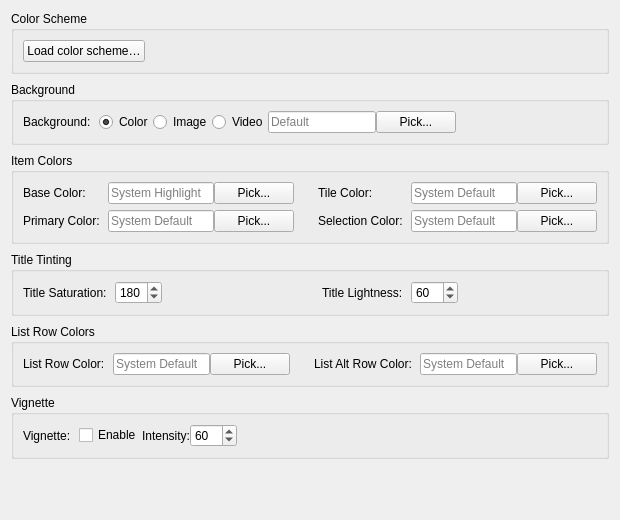
Old version of the form src/ui/dialogs/settings/appearancecolorspanel.ui in the repository EtherAura/Kartend.
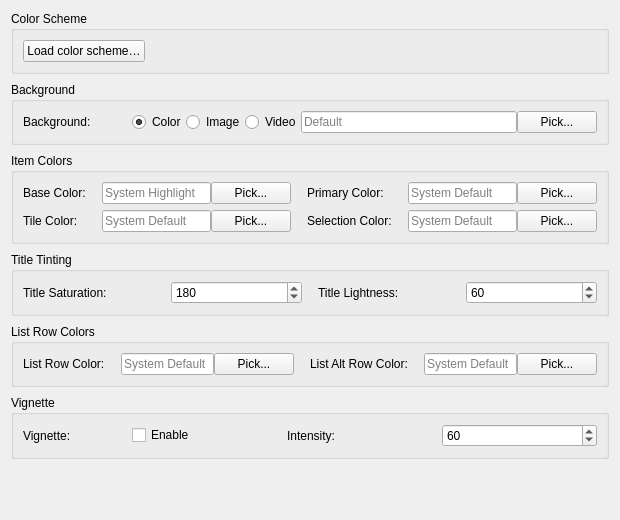
New version of the form.

Commit message: feat(settings): pack section fields into even multi-column grids

```diff
--- a/src/ui/dialogs/settings/appearancecolorspanel.ui
+++ b/src/ui/dialogs/settings/appearancecolorspanel.ui
@@ -34,16 +34,15 @@
    <item>
     <widget class="QGroupBox" name="appearanceBackgroundGroupBox">
      <property name="title"><string>Background</string></property>
-     <layout class="QFormLayout" name="appearanceBackgroundFormLayout">
-      <property name="horizontalSpacing"><number>8</number></property>
+     <layout class="QGridLayout" name="appearanceBackgroundFormLayout">
+      <property name="horizontalSpacing"><number>16</number></property>
       <property name="verticalSpacing"><number>6</number></property>
-      <property name="fieldGrowthPolicy"><enum>QFormLayout::FieldGrowthPolicy::FieldsStayAtSizeHint</enum></property>
       <item row="0" column="0">
        <widget class="QLabel" name="label_background">
         <property name="text"><string>Background:</string></property>
        </widget>
       </item>
-      <item row="0" column="1">
+      <item row="0" column="1" colspan="5">
        <layout class="QHBoxLayout" name="backgroundLayout">
         <item>
          <widget class="QRadioButton" name="backgroundColorRadio">
@@ -82,23 +81,10 @@
    <item>
     <widget class="QGroupBox" name="appearancePaletteGroupBox">
      <property name="title"><string>Item Colors</string></property>
-     <!-- Two-column section: two equal-width column wrappers side by side. -->
-     <layout class="QHBoxLayout" name="appearancePaletteRowLayout">
-      <property name="spacing"><number>24</number></property>
-      <item>
-       <widget class="QWidget" name="appearancePaletteColLeft" native="true">
-        <property name="sizePolicy">
-         <sizepolicy hsizetype="Expanding" vsizetype="Preferred"><horstretch>0</horstretch><verstretch>0</verstretch></sizepolicy>
-        </property>
-        <layout class="QFormLayout" name="appearancePaletteFormLeft">
-         <property name="formAlignment"><set>Qt::AlignmentFlag::AlignLeft|Qt::AlignmentFlag::AlignTop</set></property>
-         <property name="horizontalSpacing"><number>8</number></property>
+     <!-- Four colors in a two-by-two grid (two-column section). -->
+     <layout class="QGridLayout" name="appearancePaletteFormLayout">
+      <property name="horizontalSpacing"><number>16</number></property>
          <property name="verticalSpacing"><number>6</number></property>
-         <property name="leftMargin"><number>0</number></property>
-         <property name="topMargin"><number>0</number></property>
-         <property name="rightMargin"><number>0</number></property>
-         <property name="bottomMargin"><number>0</number></property>
-         <property name="fieldGrowthPolicy"><enum>QFormLayout::FieldGrowthPolicy::FieldsStayAtSizeHint</enum></property>
          <item row="0" column="0"><widget class="QLabel" name="label_baseColor"><property name="text"><string>Base Color:</string></property></widget></item>
          <item row="0" column="1">
           <layout class="QHBoxLayout" name="baseColorLayout">
@@ -106,39 +92,22 @@
            <item><widget class="QPushButton" name="browseColorButton"><property name="text"><string>Pick...</string></property><property name="toolTip"><string>Select a base color</string></property></widget></item>
           </layout>
          </item>
-         <item row="1" column="0"><widget class="QLabel" name="label_primaryColor"><property name="text"><string>Primary Color:</string></property></widget></item>
-         <item row="1" column="1">
+      <item row="0" column="2"><widget class="QLabel" name="label_primaryColor"><property name="text"><string>Primary Color:</string></property></widget></item>
+      <item row="0" column="3">
           <layout class="QHBoxLayout" name="primaryColorLayout">
            <item><widget class="QLineEdit" name="primaryColorEdit"><property name="toolTip"><string>Primary UI color for toolbar and menubar (hex format like #FF5500)</string></property><property name="placeholderText"><string>System Default</string></property></widget></item>
            <item><widget class="QPushButton" name="browsePrimaryColorButton"><property name="text"><string>Pick...</string></property><property name="toolTip"><string>Select primary UI color</string></property></widget></item>
           </layout>
          </item>
-        </layout>
-       </widget>
-      </item>
-      <item>
-       <widget class="QWidget" name="appearancePaletteColRight" native="true">
-        <property name="sizePolicy">
-         <sizepolicy hsizetype="Expanding" vsizetype="Preferred"><horstretch>0</horstretch><verstretch>0</verstretch></sizepolicy>
-        </property>
-        <layout class="QFormLayout" name="appearancePaletteFormRight">
-         <property name="formAlignment"><set>Qt::AlignmentFlag::AlignLeft|Qt::AlignmentFlag::AlignTop</set></property>
-         <property name="horizontalSpacing"><number>8</number></property>
-         <property name="verticalSpacing"><number>6</number></property>
-         <property name="leftMargin"><number>0</number></property>
-         <property name="topMargin"><number>0</number></property>
-         <property name="rightMargin"><number>0</number></property>
-         <property name="bottomMargin"><number>0</number></property>
-         <property name="fieldGrowthPolicy"><enum>QFormLayout::FieldGrowthPolicy::FieldsStayAtSizeHint</enum></property>
-         <item row="0" column="0"><widget class="QLabel" name="label_tileColor"><property name="text"><string>Tile Color:</string></property></widget></item>
-         <item row="0" column="1">
+      <item row="1" column="0"><widget class="QLabel" name="label_tileColor"><property name="text"><string>Tile Color:</string></property></widget></item>
+      <item row="1" column="1">
           <layout class="QHBoxLayout" name="tileColorLayout">
            <item><widget class="QLineEdit" name="tileColorEdit"><property name="toolTip"><string>Color for item tiles and placeholders (hex format like #FF5500)</string></property><property name="placeholderText"><string>System Default</string></property></widget></item>
            <item><widget class="QPushButton" name="browseTileColorButton"><property name="text"><string>Pick...</string></property><property name="toolTip"><string>Select tile color</string></property></widget></item>
           </layout>
          </item>
-         <item row="1" column="0"><widget class="QLabel" name="label_selectionColor"><property name="text"><string>Selection Color:</string></property></widget></item>
-         <item row="1" column="1">
+      <item row="1" column="2"><widget class="QLabel" name="label_selectionColor"><property name="text"><string>Selection Color:</string></property></widget></item>
+      <item row="1" column="3">
           <layout class="QHBoxLayout" name="selectionColorLayout">
            <item><widget class="QLineEdit" name="selectionColorEdit"><property name="toolTip"><string>Color for selection rectangle and glide animation border (hex format like #FF5500)</string></property><property name="placeholderText"><string>System Default</string></property></widget></item>
            <item><widget class="QPushButton" name="browseSelectionColorButton"><property name="text"><string>Pick...</string></property><property name="toolTip"><string>Select selection color</string></property></widget></item>
@@ -147,76 +116,26 @@
         </layout>
        </widget>
       </item>
-     </layout>
-    </widget>
-   </item>
    <item>
     <widget class="QGroupBox" name="appearanceTitleTintGroupBox">
      <property name="title"><string>Title Tinting</string></property>
-     <!-- Two-column section: two equal-width column wrappers side by side. -->
-     <layout class="QHBoxLayout" name="appearanceTitleTintRowLayout">
-      <property name="spacing"><number>24</number></property>
-      <item>
-       <widget class="QWidget" name="appearanceTitleTintColLeft" native="true">
-        <property name="sizePolicy">
-         <sizepolicy hsizetype="Expanding" vsizetype="Preferred"><horstretch>0</horstretch><verstretch>0</verstretch></sizepolicy>
-        </property>
-        <layout class="QFormLayout" name="appearanceTitleTintFormLeft">
-         <property name="formAlignment"><set>Qt::AlignmentFlag::AlignLeft|Qt::AlignmentFlag::AlignTop</set></property>
-         <property name="horizontalSpacing"><number>8</number></property>
+     <layout class="QGridLayout" name="appearanceTitleTintFormLayout">
+      <property name="horizontalSpacing"><number>16</number></property>
          <property name="verticalSpacing"><number>6</number></property>
-         <property name="leftMargin"><number>0</number></property>
-         <property name="topMargin"><number>0</number></property>
-         <property name="rightMargin"><number>0</number></property>
-         <property name="bottomMargin"><number>0</number></property>
-         <property name="fieldGrowthPolicy"><enum>QFormLayout::FieldGrowthPolicy::FieldsStayAtSizeHint</enum></property>
          <item row="0" column="0"><widget class="QLabel" name="label_textAppearance"><property name="text"><string>Title Saturation:</string></property></widget></item>
          <item row="0" column="1"><widget class="QSpinBox" name="titleSaturationSpinBox"><property name="maximumWidth"><number>100</number></property><property name="toolTip"><string>Title text color saturation (0-255)</string></property><property name="minimum"><number>0</number></property><property name="maximum"><number>255</number></property><property name="value"><number>180</number></property></widget></item>
-        </layout>
-       </widget>
-      </item>
-      <item>
-       <widget class="QWidget" name="appearanceTitleTintColRight" native="true">
-        <property name="sizePolicy">
-         <sizepolicy hsizetype="Expanding" vsizetype="Preferred"><horstretch>0</horstretch><verstretch>0</verstretch></sizepolicy>
-        </property>
-        <layout class="QFormLayout" name="appearanceTitleTintFormRight">
-         <property name="formAlignment"><set>Qt::AlignmentFlag::AlignLeft|Qt::AlignmentFlag::AlignTop</set></property>
-         <property name="horizontalSpacing"><number>8</number></property>
-         <property name="verticalSpacing"><number>6</number></property>
-         <property name="leftMargin"><number>0</number></property>
-         <property name="topMargin"><number>0</number></property>
-         <property name="rightMargin"><number>0</number></property>
-         <property name="bottomMargin"><number>0</number></property>
-         <property name="fieldGrowthPolicy"><enum>QFormLayout::FieldGrowthPolicy::FieldsStayAtSizeHint</enum></property>
-         <item row="0" column="0"><widget class="QLabel" name="label_titleLightness"><property name="text"><string>Title Lightness:</string></property></widget></item>
-         <item row="0" column="1"><widget class="QSpinBox" name="titleLightnessSpinBox"><property name="maximumWidth"><number>100</number></property><property name="toolTip"><string>Title text color lightness (0-255, lower is darker)</string></property><property name="minimum"><number>0</number></property><property name="maximum"><number>255</number></property><property name="value"><number>60</number></property></widget></item>
-        </layout>
-       </widget>
-      </item>
+      <item row="0" column="2"><widget class="QLabel" name="label_titleLightness"><property name="text"><string>Title Lightness:</string></property></widget></item>
+      <item row="0" column="3"><widget class="QSpinBox" name="titleLightnessSpinBox"><property name="maximumWidth"><number>100</number></property><property name="toolTip"><string>Title text color lightness (0-255, lower is darker)</string></property><property name="minimum"><number>0</number></property><property name="maximum"><number>255</number></property><property name="value"><number>60</number></property></widget></item>
      </layout>
     </widget>
    </item>
    <item>
     <widget class="QGroupBox" name="appearanceListRowsGroupBox">
      <property name="title"><string>List Row Colors</string></property>
-     <!-- Two-column section: two equal-width column wrappers side by side. -->
-     <layout class="QHBoxLayout" name="appearanceListRowsRowLayout">
-      <property name="spacing"><number>24</number></property>
-      <item>
-       <widget class="QWidget" name="appearanceListRowsColLeft" native="true">
-        <property name="sizePolicy">
-         <sizepolicy hsizetype="Expanding" vsizetype="Preferred"><horstretch>0</horstretch><verstretch>0</verstretch></sizepolicy>
-        </property>
-        <layout class="QFormLayout" name="appearanceListRowsFormLeft">
-         <property name="formAlignment"><set>Qt::AlignmentFlag::AlignLeft|Qt::AlignmentFlag::AlignTop</set></property>
-         <property name="horizontalSpacing"><number>8</number></property>
+     <!-- Two colors share one row (two-column section). -->
+     <layout class="QGridLayout" name="appearanceListRowsFormLayout">
+      <property name="horizontalSpacing"><number>16</number></property>
          <property name="verticalSpacing"><number>6</number></property>
-         <property name="leftMargin"><number>0</number></property>
-         <property name="topMargin"><number>0</number></property>
-         <property name="rightMargin"><number>0</number></property>
-         <property name="bottomMargin"><number>0</number></property>
-         <property name="fieldGrowthPolicy"><enum>QFormLayout::FieldGrowthPolicy::FieldsStayAtSizeHint</enum></property>
          <item row="0" column="0"><widget class="QLabel" name="label_listRowColor"><property name="text"><string>List Row Color:</string></property></widget></item>
          <item row="0" column="1">
           <layout class="QHBoxLayout" name="listRowColorLayout">
@@ -224,25 +143,8 @@
            <item><widget class="QPushButton" name="browseListRowColorButton"><property name="text"><string>Pick...</string></property><property name="toolTip"><string>Select row color</string></property></widget></item>
           </layout>
          </item>
-        </layout>
-       </widget>
-      </item>
-      <item>
-       <widget class="QWidget" name="appearanceListRowsColRight" native="true">
-        <property name="sizePolicy">
-         <sizepolicy hsizetype="Expanding" vsizetype="Preferred"><horstretch>0</horstretch><verstretch>0</verstretch></sizepolicy>
-        </property>
-        <layout class="QFormLayout" name="appearanceListRowsFormRight">
-         <property name="formAlignment"><set>Qt::AlignmentFlag::AlignLeft|Qt::AlignmentFlag::AlignTop</set></property>
-         <property name="horizontalSpacing"><number>8</number></property>
-         <property name="verticalSpacing"><number>6</number></property>
-         <property name="leftMargin"><number>0</number></property>
-         <property name="topMargin"><number>0</number></property>
-         <property name="rightMargin"><number>0</number></property>
-         <property name="bottomMargin"><number>0</number></property>
-         <property name="fieldGrowthPolicy"><enum>QFormLayout::FieldGrowthPolicy::FieldsStayAtSizeHint</enum></property>
-         <item row="0" column="0"><widget class="QLabel" name="label_listAltRowColor"><property name="text"><string>List Alt Row Color:</string></property></widget></item>
-         <item row="0" column="1">
+      <item row="0" column="2"><widget class="QLabel" name="label_listAltRowColor"><property name="text"><string>List Alt Row Color:</string></property></widget></item>
+      <item row="0" column="3">
           <layout class="QHBoxLayout" name="listAltRowColorLayout">
            <item><widget class="QLineEdit" name="listAltRowColorEdit"><property name="toolTip"><string>Alternate row background color (hex format like #FF5500)</string></property><property name="placeholderText"><string>System Default</string></property></widget></item>
            <item><widget class="QPushButton" name="browseListAltRowColorButton"><property name="text"><string>Pick...</string></property><property name="toolTip"><string>Select alternate row color</string></property></widget></item>
@@ -251,22 +153,18 @@
         </layout>
        </widget>
       </item>
-     </layout>
-    </widget>
-   </item>
    <item>
     <widget class="QGroupBox" name="appearanceVignetteGroupBox">
      <property name="title"><string>Vignette</string></property>
-     <layout class="QFormLayout" name="appearanceVignetteFormLayout">
-      <property name="horizontalSpacing"><number>8</number></property>
+     <layout class="QGridLayout" name="appearanceVignetteFormLayout">
+      <property name="horizontalSpacing"><number>16</number></property>
       <property name="verticalSpacing"><number>6</number></property>
-      <property name="fieldGrowthPolicy"><enum>QFormLayout::FieldGrowthPolicy::FieldsStayAtSizeHint</enum></property>
       <item row="0" column="0">
        <widget class="QLabel" name="label_vignette">
         <property name="text"><string>Vignette:</string></property>
        </widget>
       </item>
-      <item row="0" column="1">
+      <item row="0" column="1" colspan="5">
        <layout class="QHBoxLayout" name="vignetteLayout">
         <item>
          <widget class="QCheckBox" name="vignetteEnabledCheckBox">
```
Lines whose indentation alone changed are shown as unchanged. The commit also changes 19 other files.
